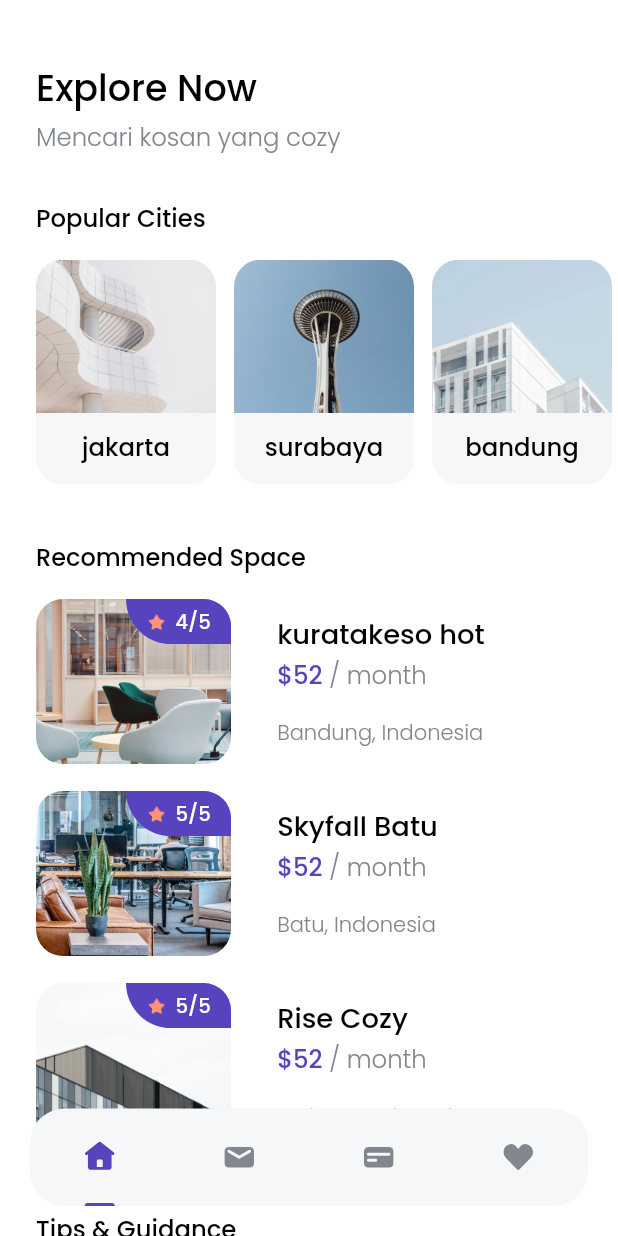
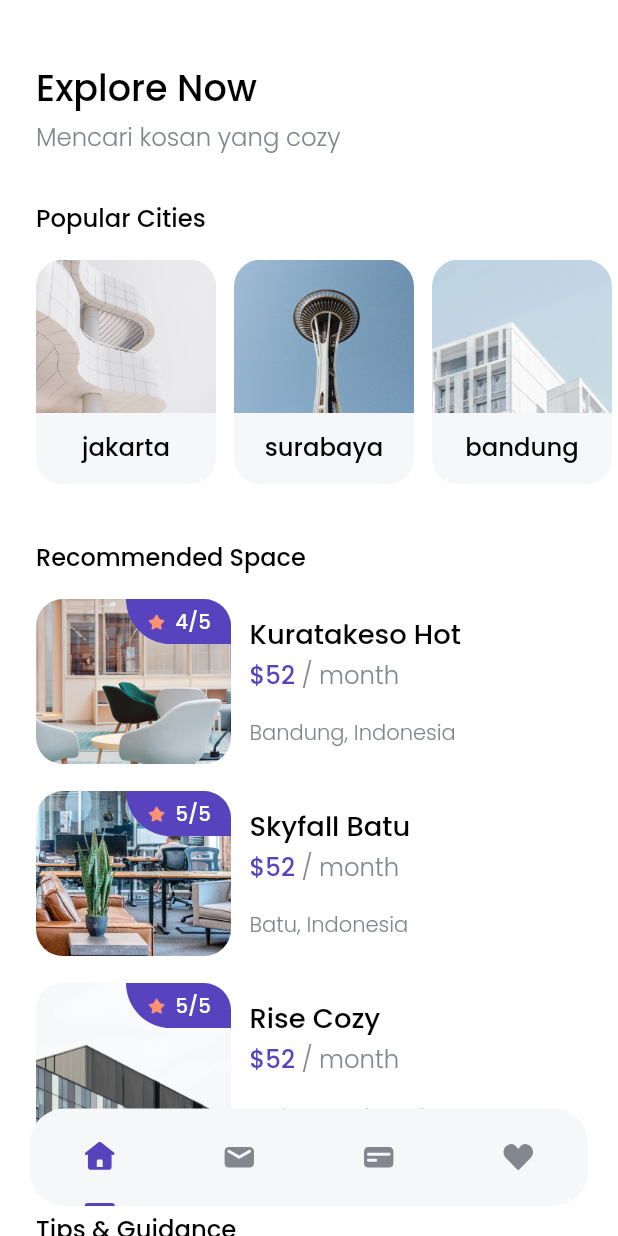
Before and after one commit to fahadhafizdev/cozy_v2, a Flutter app: the MainPage screen opened by its route, on a phone screen of 412 x 824 dp. Run offline on Flutter 3.47's test engine with Material 2 defaults, Android fonts, the phone set to English and light mode, and no system bars; our stand-ins replace flutter_screenutil, flutter_svg, google_fonts, rive.

Commit message:
finish recomended space

```diff
--- a/lib/app/config/extension/double_extension.dart
+++ b/lib/app/config/extension/double_extension.dart
@@ -1,10 +1,12 @@
+import 'package:cozy_v2/app/config/config.dart';
 import 'package:flutter/material.dart';
-import 'package:flutter_screenutil/flutter_screenutil.dart';
 
 extension DoubleExtension on double {
   Widget get width => SizedBox(width: w);
 
   Widget get height => SizedBox(height: h);
 
-  // Widget get widthWeb => SizedBox(width: MediaQuery.of(context).size.width,)
+  Widget get widthWeb => SizedBox(width: AppDimen.wMediaquery);
+
+  Widget get heightWeb => SizedBox(width: AppDimen.hMediaquery);
 }
--- a/lib/app/modules/menu/dashboard/components/dashboard_header.dart
+++ b/lib/app/modules/menu/dashboard/components/dashboard_header.dart
@@ -103,7 +103,7 @@ class DashboardHeader extends StatelessWidget {
                         padding: EdgeInsets.fromLTRB(0, 80.h, 40, 0),
                         child: Image.asset(
                           ImageString.heroHeader,
-                          width: 700,
+                          width: 650,
                         ),
                       );
                     } else {
@@ -163,7 +163,7 @@ class DashboardHeader extends StatelessWidget {
 
     return LayoutBuilder(
       builder: (context, constraint) {
-        if (constraint.maxWidth >= 1100) {
+        if (constraint.maxWidth >= 1020) {
           return webView();
         } else {
           return mobileView();
--- a/lib/app/modules/menu/dashboard/components/recommended_space/space_card_mobile.dart
+++ b/lib/app/modules/menu/dashboard/components/recommended_space/space_card_mobile.dart
@@ -66,7 +66,7 @@ class SpaceCardMobile extends StatelessWidget {
         crossAxisAlignment: CrossAxisAlignment.start,
         children: [
           Text(
-            space.name,
+            space.name.toTitleCase(),
             style: AppFont.blackTextStyle.copyWith(
               fontSize: 18.sp,
             ),
@@ -113,7 +113,7 @@ class SpaceCardMobile extends StatelessWidget {
         child: Row(
           children: [
             image(),
-            28.0.width,
+            SizedBox(width: AppDimen.wMediaquery * 0.030),
             desc(),
           ],
         ),
--- a/lib/app/modules/menu/dashboard/components/recommended_space/space_card_web.dart
+++ b/lib/app/modules/menu/dashboard/components/recommended_space/space_card_web.dart
@@ -85,17 +85,17 @@ class SpaceCardWeb extends StatelessWidget {
           image(),
           13.0.height,
           Text(
-            space.name,
+            space.name.toTitleCase(),
             style: AppFont.blackTextStyle.copyWith(
               fontWeight: AppFont.medium,
-              fontSize: 24.sp,
+              fontSize: 18.sp,
             ),
           ),
           2.0.height,
           Text(
             '${space.city}, ${space.country}',
             style: AppFont.greyTextStyle.copyWith(
-              fontSize: 14,
+              fontSize: 16.sp,
             ),
           ),
           11.0.height,
```
Also changed, not shown: 1 other file.
